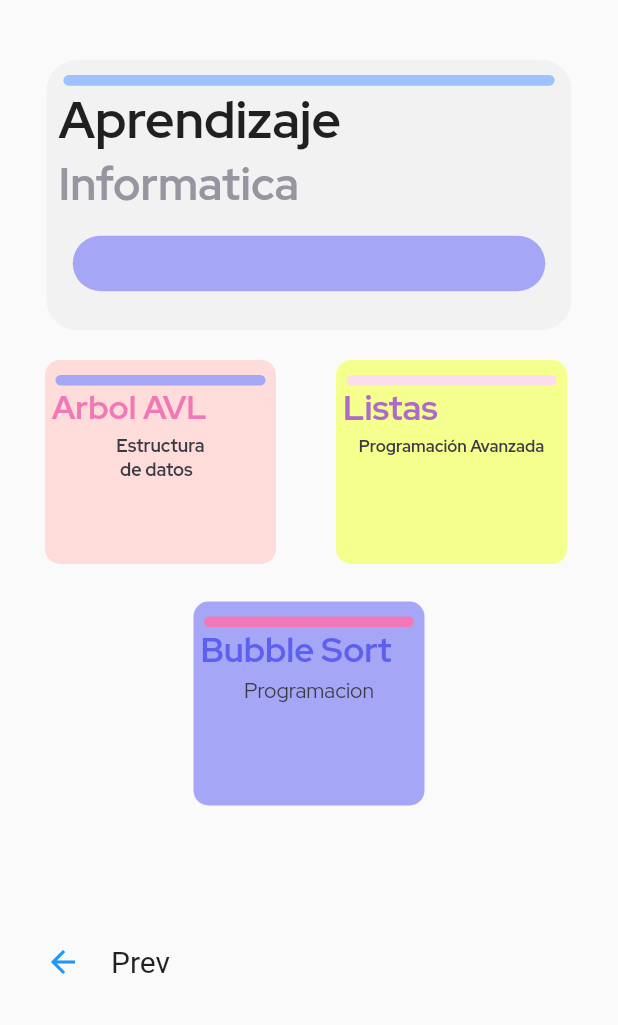
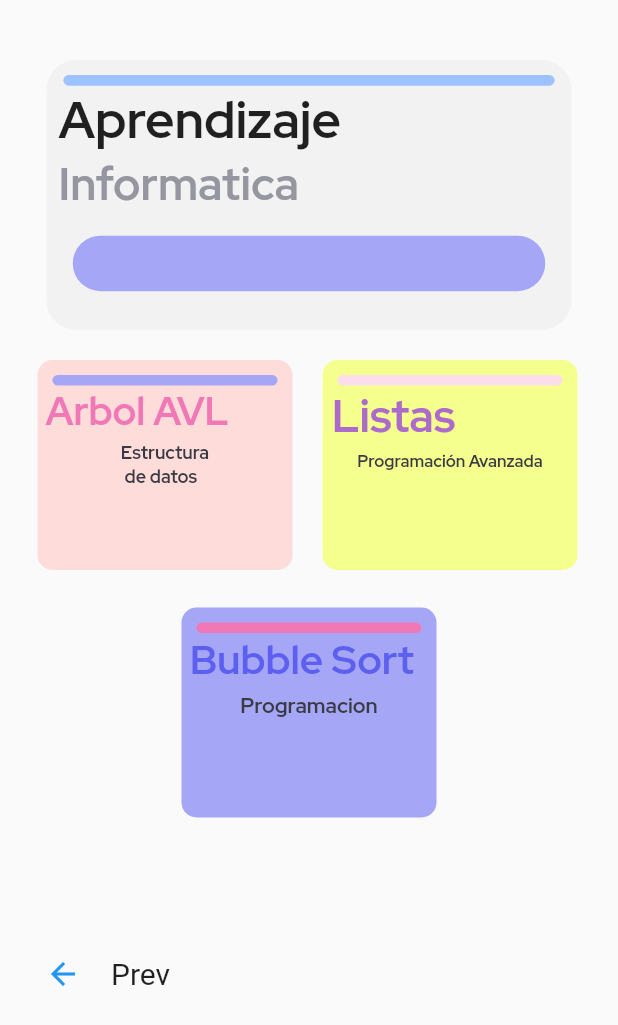
Before and after one commit to felipepizarro-osd/LWY, a Flutter app: the HomePageInformatica screen opened by its route, on a phone screen of 412 x 824 dp. Shown: the top 1025 px of the screen. Run offline on Flutter 3.47's test engine with Material 2 defaults, Android fonts, the phone set to English and light mode, and no system bars; our stand-ins replace flutter_svg, google_fonts.

Commit message:
Update
se cambiaron los tamñanos de los container de los temas de infomratica y fisica

```diff
--- a/lib/src/Fisica/HomePageComponents/campoElectrico.dart
+++ b/lib/src/Fisica/HomePageComponents/campoElectrico.dart
@@ -11,8 +11,8 @@ class CampoElectrico extends StatelessWidget {
     return Stack(
       children: <Widget>[
         Container(
-          width: 154,
-          height: 136,
+          width: 170,
+          height: 140,
           decoration: BoxDecoration(
             borderRadius: BorderRadius.circular(10),
             color: const Color.fromRGBO(245, 255, 141, 1),
--- a/lib/src/Fisica/HomePageComponents/coulomb.dart
+++ b/lib/src/Fisica/HomePageComponents/coulomb.dart
@@ -9,8 +9,8 @@ class LeyCoulomb extends StatelessWidget {
     return Stack(
       children: <Widget>[
         Container(
-          width: 154,
-          height: 136,
+          width: 170,
+          height: 140,
           decoration: BoxDecoration(
             borderRadius: BorderRadius.circular(10),
             color: Color.fromRGBO(165, 166, 246, 1),
--- a/lib/src/Fisica/HomePageComponents/kirchhoff.dart
+++ b/lib/src/Fisica/HomePageComponents/kirchhoff.dart
@@ -10,8 +10,8 @@ class kirchhoff extends StatelessWidget {
     return Stack(
       children: <Widget>[
         Container(
-          width: 154,
-          height: 136,
+          width: 170,
+          height: 140,
           decoration: BoxDecoration(
             borderRadius: BorderRadius.circular(10),
             color: const Color.fromRGBO(253, 220, 218, 1),
--- a/lib/src/Fisica/home_fisica.dart
+++ b/lib/src/Fisica/home_fisica.dart
@@ -34,13 +34,13 @@ Widget customAppBar(BuildContext context) {
           children: const <Widget>[
             SizedBox(width: 20),
             kirchhoff(),
-            SizedBox(width: 40),
+            SizedBox(width: 20),
             LeyCoulomb(),
           ],
         ),
         const SizedBox(height: 25),
         const CampoElectrico(),
-        const SizedBox(height: 80),
+        const SizedBox(height: 60),
         Row(
           children: <Widget>[
             TextButton(
--- a/lib/src/Informatica/HomeInformatica.dart
+++ b/lib/src/Informatica/HomeInformatica.dart
@@ -34,9 +34,9 @@ Widget customAppBar(BuildContext context) {
         const SizedBox(height: 10),
         Row(
           children: const <Widget>[
+            SizedBox(width: 15),
+            ArbolAvl(),
             SizedBox(width: 20),
-            ArbolAvl(),
-            SizedBox(width: 40),
             Listas(),
           ],
         ),
--- a/lib/src/Informatica/Homepage/arbolavl.dart
+++ b/lib/src/Informatica/Homepage/arbolavl.dart
@@ -9,8 +9,8 @@ class ArbolAvl extends StatelessWidget {
     return Stack(
       children: <Widget>[
         Container(
-          width: 154,
-          height: 136,
+          width: 170,
+          height: 140,
           decoration: BoxDecoration(
             borderRadius: BorderRadius.circular(10),
             color: const Color.fromRGBO(253, 220, 218, 1),
@@ -20,7 +20,7 @@ class ArbolAvl extends StatelessWidget {
             children: <Widget>[
               const SizedBox(height: 10),
               Container(
-                width: 140,
+                width: 150,
                 height: 7,
                 decoration: BoxDecoration(
                   borderRadius: BorderRadius.circular(9),
@@ -32,7 +32,7 @@ class ArbolAvl extends StatelessWidget {
                   Text(
                     ' Arbol AVL',
                     style: GoogleFonts.redHatDisplay(
-                        fontSize: 22,
+                        fontSize: 26,
                         fontWeight: FontWeight.bold,
                         color: const Color.fromRGBO(241, 120, 182, 1)),
                   ),
--- a/lib/src/Informatica/Homepage/bubblesort.dart
+++ b/lib/src/Informatica/Homepage/bubblesort.dart
@@ -9,8 +9,8 @@ class BubbleSort extends StatelessWidget {
     return Stack(
       children: <Widget>[
         Container(
-          width: 154,
-          height: 136,
+          width: 170,
+          height: 140,
           decoration: BoxDecoration(
             borderRadius: BorderRadius.circular(10),
             color: Color.fromRGBO(165, 166, 246, 1),
@@ -20,7 +20,7 @@ class BubbleSort extends StatelessWidget {
             children: <Widget>[
               const SizedBox(height: 10),
               Container(
-                width: 140,
+                width: 150,
                 height: 7,
                 decoration: BoxDecoration(
                   borderRadius: BorderRadius.circular(9),
@@ -32,7 +32,7 @@ class BubbleSort extends StatelessWidget {
                   Text(
                     ' Bubble Sort',
                     style: GoogleFonts.redHatDisplay(
-                        fontSize: 23,
+                        fontSize: 27,
                         fontWeight: FontWeight.bold,
                         color: const Color.fromRGBO(93, 95, 239, 1)),
                   ),
@@ -43,7 +43,7 @@ class BubbleSort extends StatelessWidget {
                 'Programacion',
                 style: GoogleFonts.redHatDisplay(
                     fontSize: 14,
-                    fontWeight: FontWeight.normal,
+                    fontWeight: FontWeight.bold,
                     color: const Color.fromRGBO(58, 58, 68, 1)),
               ),
             ],
--- a/lib/src/Informatica/Homepage/listas.dart
+++ b/lib/src/Informatica/Homepage/listas.dart
@@ -8,8 +8,8 @@ class Listas extends StatelessWidget {
     return Stack(
       children: <Widget>[
         Container(
-          width: 154,
-          height: 136,
+          width: 170,
+          height: 140,
           decoration: BoxDecoration(
             borderRadius: BorderRadius.circular(10),
             color: const Color.fromRGBO(245, 255, 141, 1),
@@ -19,7 +19,7 @@ class Listas extends StatelessWidget {
             children: <Widget>[
               const SizedBox(height: 10),
               Container(
-                width: 140,
+                width: 150,
                 height: 7,
                 decoration: BoxDecoration(
                   borderRadius: BorderRadius.circular(9),
@@ -31,7 +31,7 @@ class Listas extends StatelessWidget {
                   Text(
                     ' Listas',
                     style: GoogleFonts.redHatDisplay(
-                        fontSize: 23,
+                        fontSize: 30,
                         fontWeight: FontWeight.bold,
                         color: const Color.fromRGBO(172, 107, 203, 1)),
                   ),
```
